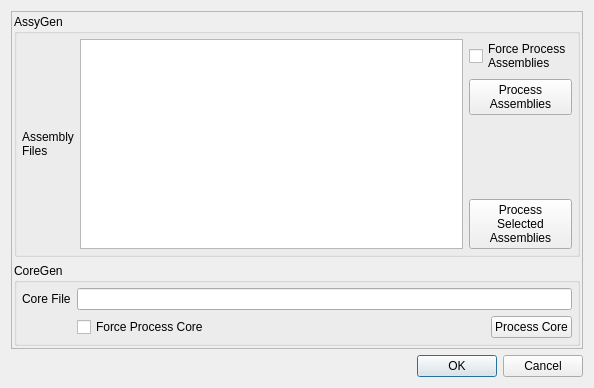
Before: the Qt Designer form Application/qExporterDialog.ui in Sprunth/RGG, drawn with Qt 5.
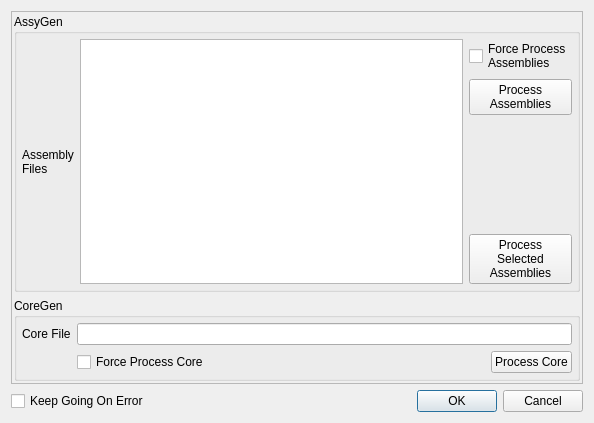
After: the same form once the commit is applied.

Commit message: keep going after failure

The edit to the form file:
```diff
--- a/Application/qExporterDialog.ui
+++ b/Application/qExporterDialog.ui
@@ -7,7 +7,7 @@
     <x>0</x>
     <y>0</y>
     <width>594</width>
-    <height>388</height>
+    <height>423</height>
    </rect>
   </property>
   <property name="windowTitle">
@@ -165,6 +165,15 @@
     </widget>
    </item>
    <item>
+    <layout class="QHBoxLayout" name="horizontalLayout_2">
+     <item>
+      <widget class="QCheckBox" name="keepGoingOnError">
+       <property name="text">
+        <string>Keep Going On Error</string>
+       </property>
+      </widget>
+     </item>
+     <item>
     <widget class="QDialogButtonBox" name="buttonBox">
      <property name="orientation">
       <enum>Qt::Horizontal</enum>
@@ -175,6 +184,8 @@
     </widget>
    </item>
   </layout>
+   </item>
+  </layout>
  </widget>
  <tabstops>
   <tabstop>assygenFileList</tabstop>
```
Left out of the diff: 1 changed line with no effect on the pictures. Lines whose indentation alone changed are shown as unchanged. The commit also changes 6 other files.
